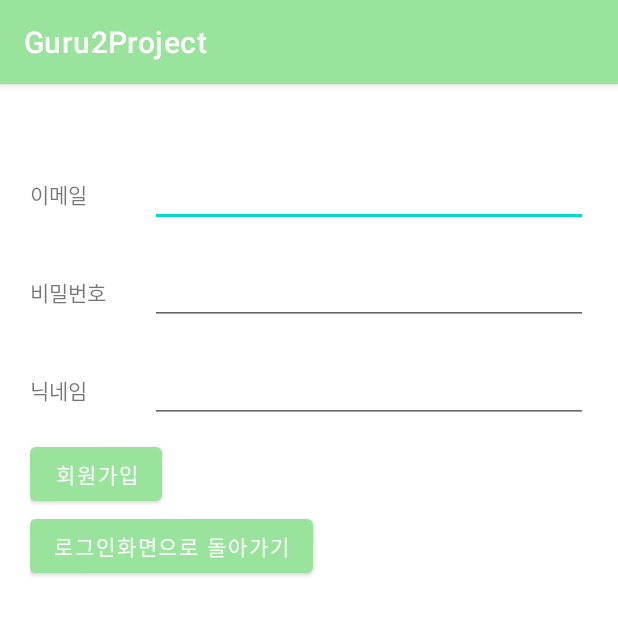
After one commit to Milyeong/Guru2Project, an Android app: the SignUpActivity screen opened directly, with no data from a screen before it, on a phone screen of 412 x 824 dp, the top half of it. The commit adds this screen. Run offline under Robolectric (Android 15) with nearby library versions, the phone set to English and light mode, and no system bars; our stand-ins replace Firebase (no records; nobody signed in at launch, a user with empty details on screens opened directly).

Commit message:
Commit: 로그인/회원가입 구현 중

```diff
--- /dev/null
+++ b/app/src/main/java/com/example/guru2project/SignUpActivity.kt
@@ -0,0 +1,73 @@
+package com.example.guru2project
+
+import android.content.Intent
+import androidx.appcompat.app.AppCompatActivity
+import android.os.Bundle
+import android.text.TextUtils
+import android.view.View
+import android.widget.Button
+import android.widget.EditText
+import android.widget.Toast
+import com.google.firebase.auth.FirebaseAuth
+import com.google.firebase.auth.ktx.auth
+import com.google.firebase.ktx.Firebase
+
+class SignUpActivity : AppCompatActivity() {
+
+    private lateinit var auth:FirebaseAuth
+    private lateinit var edtEmail: EditText
+    private lateinit var edtPw: EditText
+    private lateinit var edtName: EditText
+    private lateinit var btnBackToLogin: Button
+    private lateinit var btnSignUp: Button
+
+
+    override fun onCreate(savedInstanceState: Bundle?) {
+        super.onCreate(savedInstanceState)
+        setContentView(R.layout.activity_sign_up)
+
+        auth = Firebase.auth
+        //auth = FirebaseAuth.getInstance() 이거랑 뭐가 다른거지?? -> 자바에서 쓰는 형태
+
+        // 뷰 연결
+        edtEmail = findViewById(R.id.edt_signUp_email)
+        edtPw = findViewById(R.id.edt_singUp_pw)
+        edtName = findViewById(R.id.edt_signUp_name)
+        btnBackToLogin = findViewById(R.id.btnBackToLogin)
+        btnSignUp = findViewById(R.id.btnSignUp)
+
+
+
+        btnSignUp.setOnClickListener(View.OnClickListener {
+            var email = edtEmail.text.toString()
+            var pw = edtPw.text.toString()
+            var name = edtName.text.toString()
+
+            if(TextUtils.isEmpty(email)) {
+                Toast.makeText(applicationContext,"이메일을 입력해주세요.", Toast.LENGTH_SHORT).show()
+                return@OnClickListener
+            }
+            if(TextUtils.isEmpty(pw)){
+                Toast.makeText(applicationContext,"비밀번호를 입력해주세요.", Toast.LENGTH_SHORT).show()
+                return@OnClickListener
+            }
+            if(TextUtils.isEmpty(name)){
+                Toast.makeText(applicationContext,"이름을 입력해주세요.", Toast.LENGTH_SHORT).show()
+                return@OnClickListener
+            }
+
+            //사용자 계정 생성
+            auth.createUserWithEmailAndPassword(email, pw).addOnCompleteListener(this) { task ->
+
+            }
+
+
+        })
+
+        btnBackToLogin.setOnClickListener{
+            val intent = Intent(this, MainActivity::class.java)
+            startActivity(intent)
+            finish()
+        }
+    }
+}
--- /dev/null
+++ b/app/src/main/res/layout/activity_sign_up.xml
@@ -0,0 +1,92 @@
+<?xml version="1.0" encoding="utf-8"?>
+<LinearLayout xmlns:android="http://schemas.android.com/apk/res/android"
+    xmlns:app="http://schemas.android.com/apk/res-auto"
+    xmlns:tools="http://schemas.android.com/tools"
+    android:layout_width="match_parent"
+    android:layout_height="match_parent"
+    android:orientation="vertical"
+    android:paddingLeft="20dp"
+    android:paddingTop="50dp"
+    android:paddingEnd="20dp"
+    android:paddingRight="20dp"
+    tools:context=".SignUpActivity">
+
+    <LinearLayout
+        android:layout_width="match_parent"
+        android:layout_height="wrap_content"
+        android:orientation="horizontal"
+        android:paddingBottom="20dp">
+
+        <TextView
+            android:id="@+id/textView2"
+            android:layout_width="80sp"
+            android:layout_height="wrap_content"
+            android:text="이메일" />
+
+        <EditText
+            android:id="@+id/edt_signUp_email"
+            android:layout_width="match_parent"
+            android:layout_height="wrap_content"
+            android:ems="10"
+            android:inputType="textEmailAddress" />
+    </LinearLayout>
+
+    <LinearLayout
+        android:layout_width="match_parent"
+        android:layout_height="wrap_content"
+        android:orientation="horizontal"
+        android:paddingBottom="20dp">
+
+        <TextView
+            android:id="@+id/textView3"
+            android:layout_width="80sp"
+            android:layout_height="wrap_content"
+            android:text="비밀번호" />
+
+        <EditText
+            android:id="@+id/edt_singUp_pw"
+            android:layout_width="match_parent"
+            android:layout_height="wrap_content"
+            android:ems="10"
+            android:inputType="textPassword" />
+    </LinearLayout>
+
+    <LinearLayout
+        android:layout_width="match_parent"
+        android:layout_height="wrap_content"
+        android:orientation="horizontal"
+        android:paddingBottom="10dp">
+
+        <TextView
+            android:id="@+id/textView4"
+            android:layout_width="80sp"
+            android:layout_height="wrap_content"
+            android:text="닉네임" />
+
+        <EditText
+            android:id="@+id/edt_signUp_name"
+            android:layout_width="match_parent"
+            android:layout_height="wrap_content"
+            android:ems="10"
+            android:inputType="textPersonName" />
+    </LinearLayout>
+
+    <Button
+        android:id="@+id/btnSignUp"
+        android:layout_width="wrap_content"
+        android:layout_height="wrap_content"
+        android:text="회원가입"
+        app:layout_constraintEnd_toEndOf="parent"
+        app:layout_constraintStart_toStartOf="parent"
+        tools:layout_editor_absoluteY="306dp" />
+
+    <Button
+        android:id="@+id/btnBackToLogin"
+        android:layout_width="wrap_content"
+        android:layout_height="wrap_content"
+        android:text="로그인화면으로 돌아가기"
+        app:layout_constraintEnd_toEndOf="parent"
+        app:layout_constraintStart_toStartOf="parent"
+        app:layout_constraintTop_toBottomOf="@+id/btnSignUp" />
+
+</LinearLayout>
```
Also changed, not shown: app/src/main/AndroidManifest.xml (+5 -2 lines), app/src/main/java/com/example/guru2project/MainActivity.kt (+73 -0 lines), app/src/main/res/layout/activity_main.xml (+9 -9 lines).
